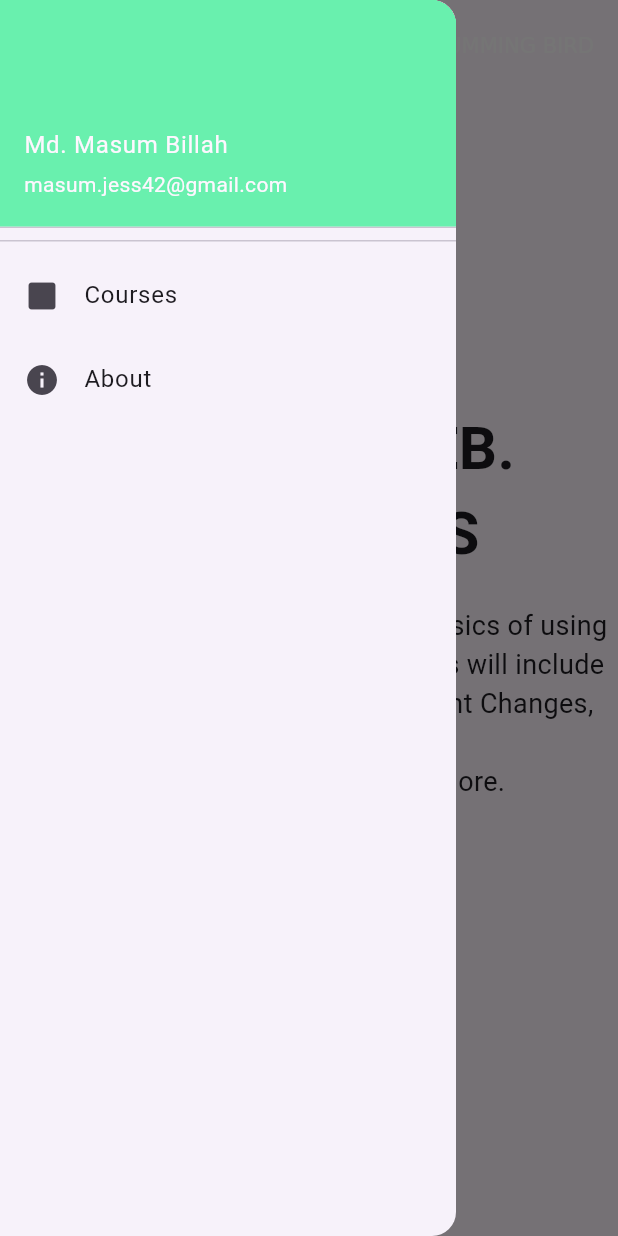
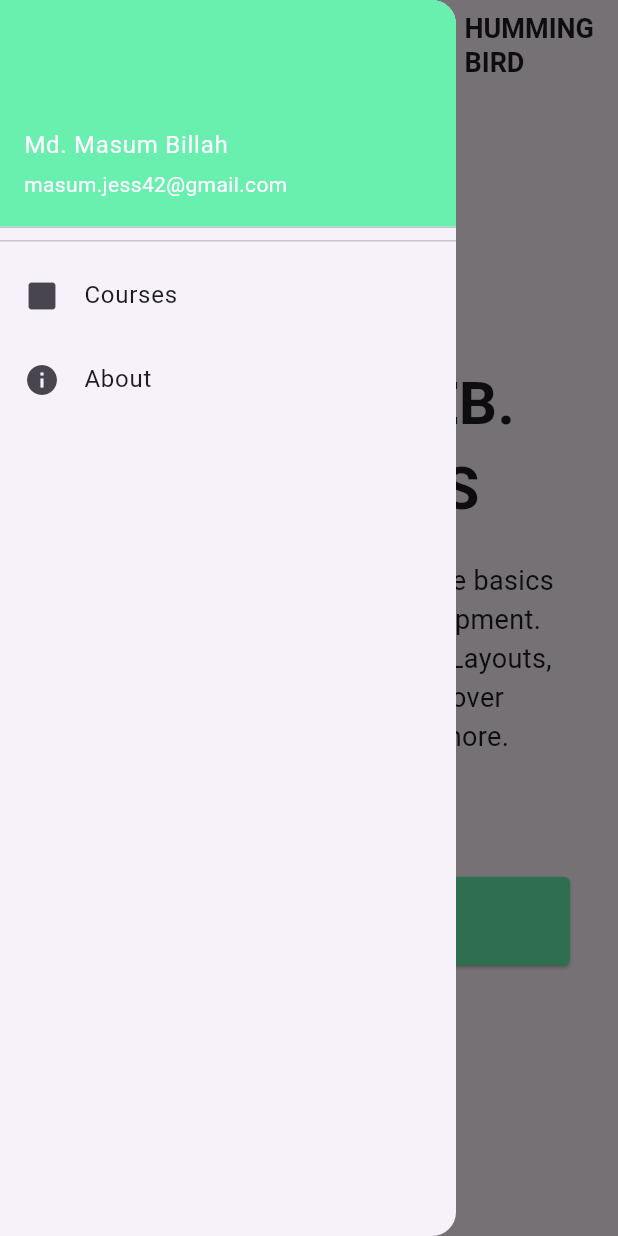
Before and after one commit to SEC-MASUM/flutter_responsive_design, a Flutter app: the screen it shows after launch, with the side drawer open, on a phone screen of 412 x 824 dp. Run offline on Flutter 3.47's test engine with Material 3 defaults, Android fonts, the phone set to English and light mode, and no system bars.

Commit message:
make content, appbar, drawer, button responsive. and Refactor the code by Extracting Flutter Widgets

```diff
--- a/lib/screens/home_screen.dart
+++ b/lib/screens/home_screen.dart
@@ -1,5 +1,10 @@
 import 'package:flutter/material.dart';
-import 'package:flutter/widgets.dart';
+import 'package:flutter_responsive_design_assignment/utils/screent_utils.dart';
+import 'package:flutter_responsive_design_assignment/widgets/app_bar_actions.dart';
+import 'package:flutter_responsive_design_assignment/widgets/app_bar_title.dart';
+import 'package:flutter_responsive_design_assignment/widgets/banner_button.dart';
+import 'package:flutter_responsive_design_assignment/widgets/banner_content.dart';
+import 'package:flutter_responsive_design_assignment/widgets/nav_menu_drawer.dart';
 import 'package:flutter_responsive_design_assignment/widgets/responsive_builder.dart';
 
 class HomeScreen extends StatefulWidget {
@@ -22,29 +27,22 @@ class _HomeScreenState extends State<HomeScreen> {
   Widget _buildMobileLayout() {
     return Scaffold(
       appBar: AppBar(
-        title: Align(
-          alignment: Alignment.centerRight,
-          child: RichText(
-            text: TextSpan(
-              text: "HUMMING ",
-              children: [
-                TextSpan(text: "BIRD"),
-              ],
-            ),
-          ),
-        ),
+        title: const AppBarTitle(rightAlign: true),
         toolbarHeight: 60.0,
       ),
-      drawer: _buildDrawer(),
-      body: Center(
+      drawer: const NavMenuDrawer(),
+      body: const Center(
+        child: Padding(
+          padding: EdgeInsets.all(32.0),
           child: Column(
             mainAxisAlignment: MainAxisAlignment.center,
             // crossAxisAlignment: CrossAxisAlignment.center,
             children: [
-            _buildContent(),
-            const SizedBox(height: 20),
-            _buildJoinButton(),
+              BannerContent(),
+              SizedBox(height: 80),
+              BannerButton(fullWidth: true),
             ],
+          ),
         ),
       ),
     );
@@ -53,29 +51,22 @@ class _HomeScreenState extends State<HomeScreen> {
   Widget _buildTabletLayout() {
     return Scaffold(
       appBar: AppBar(
-        title: const Align(
-            alignment: Alignment.centerLeft, child: Text("HUMMING BIRD")),
+        title: const AppBarTitle(),
         toolbarHeight: 60.0,
-        actions: const [
-          Padding(
-            padding: EdgeInsets.only(right: 20),
-            child: Text("Courses"),
-          ),
-          Padding(
-            padding: EdgeInsets.only(right: 20),
-            child: Text("About"),
-          )
-        ],
+        actions: getAppBarActions(),
       ),
       body: Center(
+        child: Padding(
+          padding: const EdgeInsets.all(32.0),
           child: Column(
             mainAxisAlignment: MainAxisAlignment.center,
             // crossAxisAlignment: CrossAxisAlignment.center,
             children: [
-            _buildContent(),
-            const SizedBox(height: 20),
-            _buildJoinButton(),
+              const BannerContent(),
+              const SizedBox(height: 80),
+              BannerButton(),
             ],
+          ),
         ),
       ),
     );
@@ -84,102 +75,24 @@ class _HomeScreenState extends State<HomeScreen> {
   Widget buildDesktopLayout() {
     return Scaffold(
       appBar: AppBar(
-        title: const Align(
-            alignment: Alignment.centerLeft, child: Text("HUMMING BIRD")),
+        title: const AppBarTitle(),
         toolbarHeight: 60.0,
-        actions: const [
-          Padding(
-            padding: EdgeInsets.only(right: 20),
-            child: Text("Courses"),
+        actions: getAppBarActions(),
       ),
-          Padding(
-            padding: EdgeInsets.only(right: 20),
-            child: Text("About"),
-          )
-        ],
-      ),
-      body: Center(
+      body: const Center(
+        child: Padding(
+          padding: EdgeInsets.all(32.0),
           child: Row(
             mainAxisAlignment: MainAxisAlignment.spaceEvenly,
             crossAxisAlignment: CrossAxisAlignment.center,
             children: [
-            _buildContent(),
-            const SizedBox(width: 20),
-            _buildJoinButton(),
+              Flexible(child: BannerContent()),
+              SizedBox(width: 20),
+              Flexible(child: BannerButton()),
             ],
+          ),
         ),
       ),
     );
   }
-
-  Widget _buildDrawer() {
-    return const Drawer(
-      child: SafeArea(
-        child: Column(
-          children: [
-            DrawerHeader(
-              padding: EdgeInsets.all(0),
-              child: UserAccountsDrawerHeader(
-                decoration: BoxDecoration(color: Colors.greenAccent),
-                accountName: Text("Md. Masum Billah"),
-                accountEmail: Text("masum.jess42@gmail.com"),
-              ),
-            ),
-            ListTile(
-              leading: Icon(Icons.square_rounded),
-              title: Text("Courses"),
-            ),
-            ListTile(
-              leading: Icon(Icons.info),
-              title: Text("About"),
-            ),
-          ],
-        ),
-      ),
-    );
 }
-
-  Widget _buildContent() {
-    return const Column(
-      mainAxisAlignment: MainAxisAlignment.center,
-      crossAxisAlignment: CrossAxisAlignment.center,
-      children: [
-        Text(
-          'FLUTTER WEB.',
-          style: TextStyle(
-            fontSize: 40,
-            fontWeight: FontWeight.bold,
-          ),
-        ),
-        Text(
-          'THE BASICS',
-          style: TextStyle(
-            fontSize: 40,
-            fontWeight: FontWeight.bold,
-          ),
-        ),
-        SizedBox(height: 20),
-        Text(
-          'In this course we will go over the basics of using\nFlutter Web for development. Topics will include\nResponsive Layouts, Deploying, Font Changes, Hover\nFunctionality, Modals and more.',
-          textAlign: TextAlign.center,
-          style: TextStyle(
-            fontSize: 18,
-          ),
-        ),
-      ],
-    );
-  }
-
-  Widget _buildJoinButton() {
-    return ElevatedButton(
-      onPressed: () {},
-      style: ElevatedButton.styleFrom(
-        padding: const EdgeInsets.symmetric(horizontal: 30, vertical: 15),
-      ),
-      child: const Text(
-        'Join Course',
-        style: TextStyle(fontSize: 20),
-      ),
-    );
-  }
-}
--- /dev/null
+++ b/lib/widgets/app_bar_actions.dart
@@ -0,0 +1,20 @@
+import 'package:flutter/material.dart';
+
+List<Widget> getAppBarActions() {
+  return [
+    Padding(
+      padding: const EdgeInsets.only(right: 20),
+      child: TextButton(
+        onPressed: () {},
+        child: const Text("Courses"),
+      ),
+    ),
+    Padding(
+      padding: const EdgeInsets.only(right: 20),
+      child: TextButton(
+        onPressed: () {},
+        child: const Text("About"),
+      ),
+    ),
+  ];
+}
--- /dev/null
+++ b/lib/widgets/app_bar_title.dart
@@ -0,0 +1,35 @@
+import 'package:flutter/material.dart';
+
+class AppBarTitle extends StatelessWidget {
+  const AppBarTitle({
+    super.key, this.rightAlign = false,
+  });
+
+  final bool rightAlign;
+
+  @override
+  Widget build(BuildContext context) {
+    return Align(
+      alignment: rightAlign ? Alignment.centerRight : Alignment.centerLeft,
+      child: const Column(
+        crossAxisAlignment: CrossAxisAlignment.start,
+        children: [
+          Text(
+            "HUMMING",
+            style: TextStyle(
+              fontSize: 18,
+              fontWeight: FontWeight.bold,
+            ),
+          ),
+          Text(
+            "BIRD",
+            style: TextStyle(
+              fontSize: 18,
+              fontWeight: FontWeight.bold,
+            ),
+          ),
+        ],
+      ),
+    );
+  }
+}
--- /dev/null
+++ b/lib/widgets/banner_button.dart
@@ -0,0 +1,34 @@
+import 'package:flutter/material.dart';
+
+class BannerButton extends StatelessWidget {
+  const BannerButton({
+    super.key, this.fullWidth = false,
+
+  });
+
+  final bool fullWidth;
+
+  @override
+  Widget build(BuildContext context) {
+    return SizedBox(
+      width: fullWidth ? double.maxFinite : null,
+      child: ElevatedButton(
+        onPressed: () {},
+        style: ElevatedButton.styleFrom(
+          backgroundColor: Colors.greenAccent,
+          foregroundColor: Colors.white,
+          shape: const RoundedRectangleBorder(
+            borderRadius: BorderRadius.all(Radius.circular(4)),
+          ),
+          padding: const EdgeInsets.symmetric(horizontal: 30, vertical: 15),
+        ),
+        child: const Text(
+          'Join Course',
+          style: TextStyle(
+            fontSize: 20,
+          ),
+        ),
+      ),
+    );
+  }
+}
--- /dev/null
+++ b/lib/widgets/banner_content.dart
@@ -0,0 +1,48 @@
+import 'package:flutter/material.dart';
+import 'package:flutter_responsive_design_assignment/utils/screent_utils.dart';
+
+class BannerContent extends StatelessWidget {
+  const BannerContent({
+    super.key,
+  });
+
+  @override
+  Widget build(BuildContext context) {
+    final size = MediaQuery.of(context).size;
+    final deviceType = ScreentUtils.getDeviceType(size.width);
+    return Column(
+      mainAxisAlignment: MainAxisAlignment.center,
+      crossAxisAlignment: deviceType == DeviceType.desktop
+          ? CrossAxisAlignment.start
+          : CrossAxisAlignment.center,
+      children: [
+        const Text(
+          'FLUTTER WEB.',
+          style: TextStyle(
+            fontSize: 40,
+            fontWeight: FontWeight.bold,
+          ),
+        ),
+        const Text(
+          'THE BASICS',
+          style: TextStyle(
+            fontSize: 40,
+            fontWeight: FontWeight.bold,
+          ),
+        ),
+        const SizedBox(height: 20),
+        Text(
+          'In this course we will go over the basics of using Flutter Web for development. Topics will include Responsive Layouts, Deploying, Font Changes, Hover FuSizedBoxty, Modals and more.',
+          textAlign: deviceType == DeviceType.desktop
+              ? TextAlign.start
+              : TextAlign.center,
+          style: const TextStyle(
+            fontSize: 18,
+          ),
+          softWrap: true, // Allow text to wrap
+          overflow: TextOverflow.visible,
+        ),
+      ],
+    );
+  }
+}
--- /dev/null
+++ b/lib/widgets/nav_menu_drawer.dart
@@ -0,0 +1,35 @@
+import 'package:flutter/material.dart';
+
+class NavMenuDrawer extends StatelessWidget {
+  const NavMenuDrawer({
+    super.key,
+  });
+
+  @override
+  Widget build(BuildContext context) {
+    return const Drawer(
+      child: SafeArea(
+        child: Column(
+          children: [
+            DrawerHeader(
+              padding: EdgeInsets.all(0),
+              child: UserAccountsDrawerHeader(
+                decoration: BoxDecoration(color: Colors.greenAccent),
+                accountName: Text("Md. Masum Billah"),
+                accountEmail: Text("masum.jess42@gmail.com"),
+              ),
+            ),
+            ListTile(
+              leading: Icon(Icons.square_rounded),
+              title: Text("Courses"),
+            ),
+            ListTile(
+              leading: Icon(Icons.info),
+              title: Text("About"),
+            ),
+          ],
+        ),
+      ),
+    );
+  }
+}
```
Lines whose indentation alone changed are shown as unchanged.
